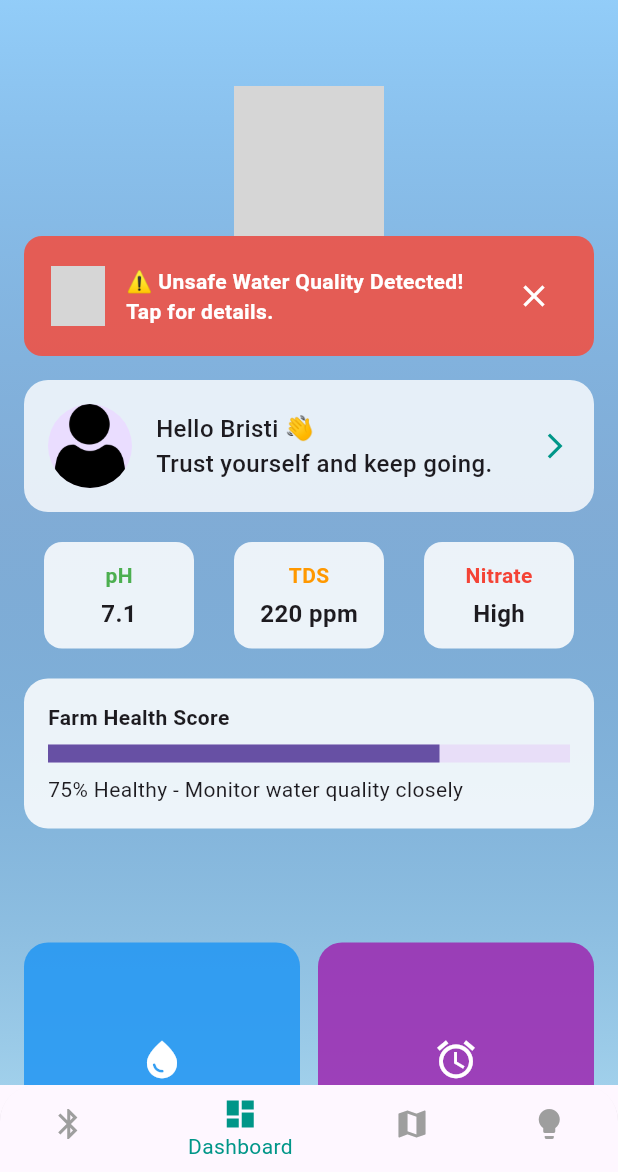
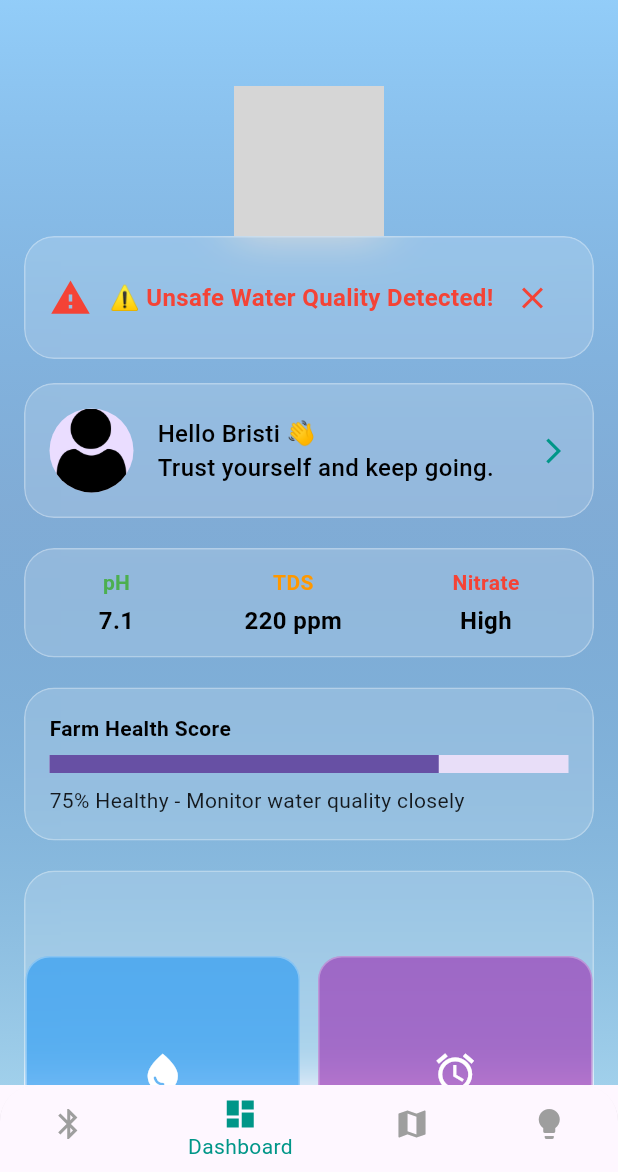
Before and after one commit to bristisamanta/vita-stream-fronted, a Flutter app: the DashboardScreen screen opened by its route, on a phone screen of 412 x 824 dp, the part 64-1236 px from its top. Run offline on Flutter 3.47's test engine with Material 3 defaults, Android fonts, the light colour scheme and no system bars; our stand-ins replace animated_background, flutter_local_notifications, flutter_svg, geolocator, google_maps_flutter, image_picker and 4 more; accounts and stored records are empty; grey boxes are pictures that could not be loaded.

Commit message:
Updated the code of dashboard

```diff
--- a/lib/screens/dashboard_screen.dart
+++ b/lib/screens/dashboard_screen.dart
@@ -1,16 +1,13 @@
+import 'dart:ui';
 import 'package:flutter/material.dart';
 import 'package:provider/provider.dart';
 import 'package:flutter_local_notifications/flutter_local_notifications.dart';
 import 'package:lottie/lottie.dart';
 import '../l10n/app_localizations.dart';
 
-
-
-
 // ✅ Providers
 import '../providers/theme_provider.dart';
 import '../providers/locale_provider.dart';
-
 
 // ✅ Import the global plugin instance
 import '../main.dart'; // gives access to flutterLocalNotificationsPlugin
@@ -28,11 +25,10 @@ class DashboardScreen extends StatefulWidget {
 }
 
 class _DashboardScreenState extends State<DashboardScreen> {
-  int _selectedIndex = 1; // Default = Dashboard
+  int _selectedIndex = 1;
   bool showRiskBanner = true;
   bool isLoading = false;
 
-  // ✅ Simulated API
   Future<void> fetchRiskData() async {
     setState(() => isLoading = true);
     try {
@@ -51,7 +47,6 @@ class _DashboardScreenState extends State<DashboardScreen> {
     }
   }
 
-  // ✅ Local Notification
   Future<void> showAlertNotification() async {
     const AndroidNotificationDetails androidDetails = AndroidNotificationDetails(
       'alert_channel',
@@ -64,7 +59,6 @@ class _DashboardScreenState extends State<DashboardScreen> {
     const NotificationDetails platformDetails =
         NotificationDetails(android: androidDetails);
 
-    // ✅ works because we imported from main.dart
     await flutterLocalNotificationsPlugin.show(
       0,
       "Unsafe Water Quality!",
@@ -86,12 +80,13 @@ class _DashboardScreenState extends State<DashboardScreen> {
 
   @override
   Widget build(BuildContext context) {
-    final themeProvider = Provider.of<ThemeProvider>(context, listen: true);  // ✅ FIXED
-    final localeProvider = Provider.of<LocaleProvider>(context, listen: true); // (added listen too)
+    final themeProvider = Provider.of<ThemeProvider>(context, listen: true);
+    final localeProvider = Provider.of<LocaleProvider>(context, listen: true);
+    final isDark = Theme.of(context).brightness == Brightness.dark;
 
     final List<Widget> pages = [
       const PairingScreen(),
-      _buildDashboardPage(context),
+      _buildDashboardPage(context, isDark),
       const MapScreen(),
       const TipsScreen(),
     ];
@@ -102,7 +97,6 @@ class _DashboardScreenState extends State<DashboardScreen> {
       AppLocalizations.of(context)!.safeWaterSources,
       AppLocalizations.of(context)!.tips,
     ];
-
 
     return Scaffold(
       extendBodyBehindAppBar: true,
@@ -115,7 +109,6 @@ class _DashboardScreenState extends State<DashboardScreen> {
               color: Colors.white, fontWeight: FontWeight.bold),
         ),
         actions: [
-          // ✅ Language Change Button
           PopupMenuButton<String>(
             icon: const Icon(Icons.language, color: Colors.white),
             onSelected: (value) {
@@ -139,7 +132,9 @@ class _DashboardScreenState extends State<DashboardScreen> {
               color: Colors.white,
             ),
             onPressed: () {
-      themeProvider.toggleTheme(themeProvider.themeMode != ThemeMode.dark,);
+              themeProvider.toggleTheme(
+                themeProvider.themeMode != ThemeMode.dark,
+              );
             },
           ),
           IconButton(
@@ -162,6 +157,7 @@ class _DashboardScreenState extends State<DashboardScreen> {
           topRight: Radius.circular(24),
         ),
         child: BottomNavigationBar(
+          backgroundColor: Colors.black.withOpacity(0.2),
           currentIndex: _selectedIndex,
           onTap: (index) => setState(() => _selectedIndex = index),
           selectedItemColor: Colors.teal,
@@ -179,8 +175,7 @@ class _DashboardScreenState extends State<DashboardScreen> {
     );
   }
 
-  // ✅ Dashboard Page
-  Widget _buildDashboardPage(BuildContext context) {
+  Widget _buildDashboardPage(BuildContext context, bool isDark) {
     return Container(
       key: const ValueKey("dashboard"),
       decoration: const BoxDecoration(
@@ -207,156 +202,148 @@ class _DashboardScreenState extends State<DashboardScreen> {
                   height: 100,
                 ),
               ),
-            if (showRiskBanner) _buildRiskBanner(),
+            if (showRiskBanner) ...[
+              _glassCard(_buildRiskBanner()),
               const SizedBox(height: 16),
-            _buildProfileCard(),
+            ],
+            _glassCard(_buildProfileCard(isDark)),
             const SizedBox(height: 20),
-            _buildReadingsRow(),
+            _glassCard(_buildReadingsRow(isDark)),
             const SizedBox(height: 20),
-            _buildFarmHealth(),
+            _glassCard(_buildFarmHealth(isDark)),
             const SizedBox(height: 20),
-            _buildFeatureGrid(context),
+            _glassCard(_buildFeatureGrid(context)),
             const SizedBox(height: 20),
-            _buildVideoPlaceholder(),
+            _glassCard(_buildVideoPlaceholder()),
           ],
         ),
       ),
     );
   }
 
-  // ✅ Risk Notification Banner
-  Widget _buildRiskBanner() {
-    return GestureDetector(
-      onTap: () {
-        Navigator.pushNamed(context, "/alert");
-      },
-      child: Dismissible(
-        key: const ValueKey("riskBanner"),
-        direction: DismissDirection.endToStart,
-        onDismissed: (_) {
-          setState(() {
-            showRiskBanner = false;
-          });
-        },
-        background: Container(color: Colors.transparent),
+  Widget _glassCard(Widget child) {
+    return ClipRRect(
+      borderRadius: BorderRadius.circular(20),
+      child: BackdropFilter(
+        filter: ImageFilter.blur(sigmaX: 15, sigmaY: 15),
         child: Container(
-          padding: const EdgeInsets.all(16),
           decoration: BoxDecoration(
-            color: const Color.fromARGB(221, 238, 82, 70).withOpacity(0.9),
-            borderRadius: BorderRadius.circular(12),
+            color: Colors.white.withOpacity(0.15),
+            borderRadius: BorderRadius.circular(20),
+            border: Border.all(color: Colors.white.withOpacity(0.3), width: 1),
           ),
-          child: Row(
-            children: [
-              Lottie.asset(
-                'assets/lottie/alert.json',
-                width: 40,
-                height: 40,
-                repeat: true,
-              ),
-              const SizedBox(width: 12),
-              const Expanded(
-                child: Text(
-                  "⚠️ Unsafe Water Quality Detected! Tap for details.",
-                  style: TextStyle(
-                      color: Colors.white, fontWeight: FontWeight.bold),
-                ),
-              ),
-              IconButton(
-                icon: const Icon(Icons.close, color: Colors.white),
-                onPressed: () => setState(() => showRiskBanner = false),
-              ),
-            ],
-          ),
+          child: child,
         ),
       ),
     );
   }
 
-  // ✅ Profile Card
-  Widget _buildProfileCard() {
-    return GestureDetector(
-      onTap: () => Navigator.pushNamed(context, "/profile"),
-      child: Container(
-        padding: const EdgeInsets.all(16),
-        decoration: BoxDecoration(
-          color: Colors.white.withOpacity(0.8),
-          borderRadius: BorderRadius.circular(16),
-        ),
+  Widget _buildRiskBanner() {
+    return Padding(
+      padding: const EdgeInsets.all(16.0),
       child: Row(
-          children: const [
-            CircleAvatar(
-              radius: 28,
-              backgroundImage: AssetImage("assets/images/profile.jpg"),
-            ),
-            SizedBox(width: 16),
-            Expanded(
+        children: [
+          const Icon(Icons.warning, color: Colors.red, size: 28),
+          const SizedBox(width: 12),
+          const Expanded(
             child: Text(
-                "Hello Bristi 👋\nTrust yourself and keep going.",
-                style: TextStyle(fontSize: 16, fontWeight: FontWeight.w500),
+              "⚠️ Unsafe Water Quality Detected!",
+              style: TextStyle(
+                  color: Colors.red,
+                  fontSize: 16,
+                  fontWeight: FontWeight.bold),
             ),
           ),
-            Icon(Icons.arrow_forward_ios, color: Colors.teal, size: 20),
+          IconButton(
+            icon: const Icon(Icons.close, color: Colors.red),
+            onPressed: () {
+              setState(() {
+                showRiskBanner = false;
+              });
+            },
+          )
         ],
-        ),
       ),
     );
   }
 
-  // ✅ Readings Row
-  Widget _buildReadingsRow() {
-    return Row(
-      mainAxisAlignment: MainAxisAlignment.spaceAround,
+  Widget _buildProfileCard(bool isDark) {
+    return Padding(
+      padding: const EdgeInsets.all(16.0),
+      child: Row(
         children: [
-        _readingCard("pH", "7.1", Colors.green),
-        _readingCard("TDS", "220 ppm", Colors.orange),
-        _readingCard("Nitrate", "High", Colors.red),
+          const CircleAvatar(
+            radius: 28,
+            backgroundImage: AssetImage("assets/images/profile.jpg"),
+          ),
+          const SizedBox(width: 16),
+          Expanded(
+            child: Text(
+              "Hello Bristi 👋\nTrust yourself and keep going.",
+              style: TextStyle(
+                fontSize: 16,
+                fontWeight: FontWeight.w500,
+                color: isDark ? Colors.white : Colors.black,
+              ),
+            ),
+          ),
+          const Icon(Icons.arrow_forward_ios, color: Colors.teal, size: 20),
         ],
+      ),
     );
   }
 
-  Widget _readingCard(String label, String value, Color color) {
-    return Container(
-      padding: const EdgeInsets.all(12),
-      width: 100,
-      decoration: BoxDecoration(
-        color: Colors.white.withOpacity(0.85),
-        borderRadius: BorderRadius.circular(12),
+  Widget _buildReadingsRow(bool isDark) {
+    return Padding(
+      padding: const EdgeInsets.all(12.0),
+      child: Row(
+        mainAxisAlignment: MainAxisAlignment.spaceAround,
+        children: [
+          _readingCard("pH", "7.1", Colors.green, isDark),
+          _readingCard("TDS", "220 ppm", Colors.orange, isDark),
+          _readingCard("Nitrate", "High", Colors.red, isDark),
+        ],
       ),
-      child: Column(
+    );
+  }
+
+  Widget _readingCard(String label, String value, Color color, bool isDark) {
+    return Column(
       children: [
         Text(label,
             style: TextStyle(color: color, fontWeight: FontWeight.bold)),
         const SizedBox(height: 4),
         Text(value,
-              style:
-                  const TextStyle(fontSize: 16, fontWeight: FontWeight.bold)),
+            style: TextStyle(
+              fontSize: 16,
+              fontWeight: FontWeight.bold,
+              color: isDark ? Colors.white : Colors.black,
+            )),
+      ],
+    );
+  }
+
+  Widget _buildFarmHealth(bool isDark) {
+    return Padding(
+      padding: const EdgeInsets.all(16.0),
+      child: Column(
+        crossAxisAlignment: CrossAxisAlignment.start,
+        children: [
+          Text("Farm Health Score",
+              style: TextStyle(
+                  fontWeight: FontWeight.bold,
+                  color: isDark ? Colors.white : Colors.black)),
+          const SizedBox(height: 8),
+          const LinearProgressIndicator(value: 0.75, minHeight: 12),
+          const SizedBox(height: 8),
+          Text("75% Healthy - Monitor water quality closely",
+              style: TextStyle(
+                  color: isDark ? Colors.white70 : Colors.black87)),
         ],
       ),
     );
   }
 
-  // ✅ Farm Health
-  Widget _buildFarmHealth() {
-    return Container(
-      padding: const EdgeInsets.all(16),
-      decoration: BoxDecoration(
-        color: Colors.white.withOpacity(0.85),
-        borderRadius: BorderRadius.circular(16),
-      ),
-      child: Column(
-        crossAxisAlignment: CrossAxisAlignment.start,
-        children: const [
-          Text("Farm Health Score", style: TextStyle(fontWeight: FontWeight.bold)),
-          SizedBox(height: 8),
-          LinearProgressIndicator(value: 0.75, minHeight: 12),
-          SizedBox(height: 8),
-          Text("75% Healthy - Monitor water quality closely"),
-        ],
-      ),
-    );
-  }
-
-  // ✅ Feature Grid
   Widget _buildFeatureGrid(BuildContext context) {
     return GridView.count(
       crossAxisCount: 2,
@@ -382,8 +369,9 @@ class _DashboardScreenState extends State<DashboardScreen> {
       onTap: onTap,
       child: Container(
         decoration: BoxDecoration(
-          color: color.withOpacity(0.85),
           borderRadius: BorderRadius.circular(16),
+          color: color.withOpacity(0.6),
+          border: Border.all(color: Colors.white.withOpacity(0.3)),
         ),
         child: Center(
           child: Column(
@@ -401,14 +389,14 @@ class _DashboardScreenState extends State<DashboardScreen> {
     );
   }
 
-  // ✅ Video Placeholder
   Widget _buildVideoPlaceholder() {
     return Container(
       height: 200,
       alignment: Alignment.center,
       decoration: BoxDecoration(
-        color: Colors.black.withOpacity(0.2),
         borderRadius: BorderRadius.circular(16),
+        color: Colors.black.withOpacity(0.3),
+        border: Border.all(color: Colors.white.withOpacity(0.3)),
       ),
       child: const Text("🎥 Tutorial Video Coming Soon",
           style: TextStyle(color: Colors.white)),
```
Also changed, not shown: pubspec.lock. Lines whose indentation alone changed are shown as unchanged.
